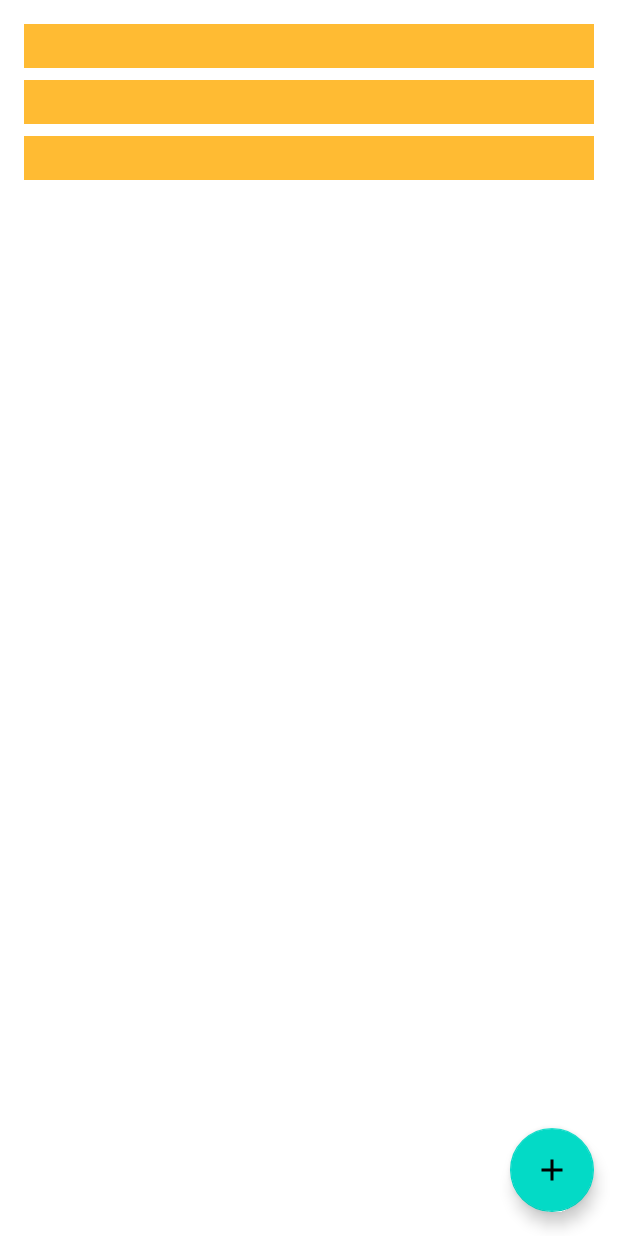
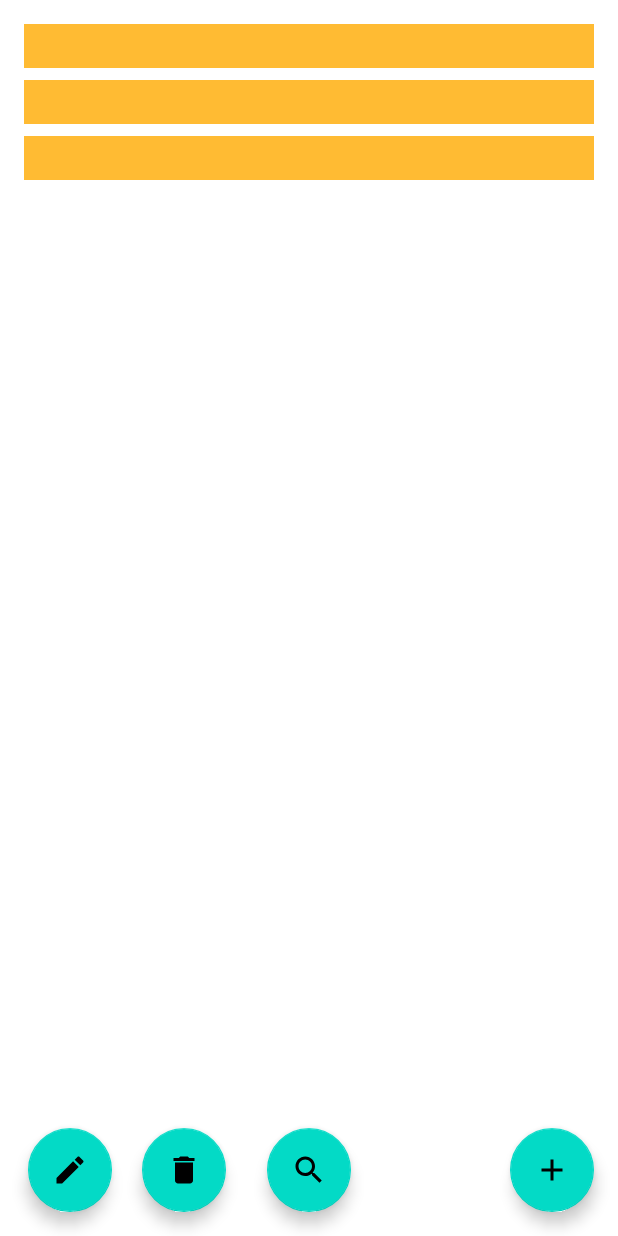
Before and after one commit to carlosmacho/RoomLab, an Android app: the layout activity_main.xml on its own in the app's theme, with its tools: preview values and no code run, on a phone screen of 412 x 824 dp. Run offline under Robolectric (Android 15) with nearby library versions, the phone set to English and light mode, and no system bars.

```diff
--- a/app/src/main/java/com/example/roomlab/Word.kt
+++ b/app/src/main/java/com/example/roomlab/Word.kt
@@ -5,4 +5,7 @@ import androidx.room.Entity
 import androidx.room.PrimaryKey
 
 @Entity(tableName = "word_table")
-data class Word(@PrimaryKey @ColumnInfo(name = "word") val word: String)
+data class Word(@ColumnInfo(name = "word") val word: String,
+                @ColumnInfo(name = "category") val category: String = "Categoria",
+                @PrimaryKey(autoGenerate = true) val id: Long? = null
+)
--- a/app/src/main/java/com/example/roomlab/WordListAdapter.kt
+++ b/app/src/main/java/com/example/roomlab/WordListAdapter.kt
@@ -17,14 +17,14 @@ class WordListAdapter : ListAdapter<Word, WordListAdapter.WordViewHolder>(WORDS_
 
     override fun onBindViewHolder(holder: WordViewHolder, position: Int) {
         val current = getItem(position)
-        holder.bind(current.word)
+        holder.bind(current.word, current.category)
     }
 
     class WordViewHolder(itemView: View) : RecyclerView.ViewHolder(itemView) {
         private val wordItemView: TextView = itemView.findViewById(R.id.textView)
 
-        fun bind(text: String?) {
-            wordItemView.text = text
+        fun bind(text: String?, category: String) {
+            wordItemView.text = text.plus("-".plus(category))
         }
 
         companion object {
--- a/app/src/main/java/com/example/roomlab/WordRepository.kt
+++ b/app/src/main/java/com/example/roomlab/WordRepository.kt
@@ -1,6 +1,7 @@
 package com.example.roomlab
 
 import androidx.annotation.WorkerThread
+import kotlinx.coroutines.CoroutineScope
 import kotlinx.coroutines.flow.Flow
 
 // Declares the DAO as a private property in the constructor. Pass in the DAO
@@ -10,6 +11,7 @@ class WordRepository(private val wordDao: WordDao) {
     // Room executes all queries on a separate thread.
     // Observed Flow will notify the observer when the data has changed.
     val allWords: Flow<List<Word>> = wordDao.getAlphabetizedWords()
+    val pWords: Flow<List<Word>> = wordDao.getP()
 
     // By default Room runs suspend queries off the main thread, therefore, we don't need to
     // implement anything else to ensure we're not doing long running database work
@@ -19,4 +21,7 @@ class WordRepository(private val wordDao: WordDao) {
     suspend fun insert(word: Word) {
         wordDao.insert(word)
     }
+
+    suspend fun updateLapis() = wordDao.updateLapis();
+    suspend fun deleteLapis() = wordDao.deleteLapis();
 }
--- /dev/null
+++ b/app/src/main/res/drawable/baseline_delete_24.xml
@@ -0,0 +1,5 @@
+<vector android:height="24dp" android:tint="#000000"
+    android:viewportHeight="24" android:viewportWidth="24"
+    android:width="24dp" xmlns:android="http://schemas.android.com/apk/res/android">
+    <path android:fillColor="@android:color/white" android:pathData="M6,19c0,1.1 0.9,2 2,2h8c1.1,0 2,-0.9 2,-2V7H6v12zM19,4h-3.5l-1,-1h-5l-1,1H5v2h14V4z"/>
+</vector>
--- /dev/null
+++ b/app/src/main/res/drawable/baseline_edit_24.xml
@@ -0,0 +1,5 @@
+<vector android:height="24dp" android:tint="#000000"
+    android:viewportHeight="24" android:viewportWidth="24"
+    android:width="24dp" xmlns:android="http://schemas.android.com/apk/res/android">
+    <path android:fillColor="@android:color/white" android:pathData="M3,17.25V21h3.75L17.81,9.94l-3.75,-3.75L3,17.25zM20.71,7.04c0.39,-0.39 0.39,-1.02 0,-1.41l-2.34,-2.34c-0.39,-0.39 -1.02,-0.39 -1.41,0l-1.83,1.83 3.75,3.75 1.83,-1.83z"/>
+</vector>
--- /dev/null
+++ b/app/src/main/res/drawable/baseline_search_24.xml
@@ -0,0 +1,5 @@
+<vector android:height="24dp" android:tint="#000000"
+    android:viewportHeight="24" android:viewportWidth="24"
+    android:width="24dp" xmlns:android="http://schemas.android.com/apk/res/android">
+    <path android:fillColor="@android:color/white" android:pathData="M15.5,14h-0.79l-0.28,-0.27C15.41,12.59 16,11.11 16,9.5 16,5.91 13.09,3 9.5,3S3,5.91 3,9.5 5.91,16 9.5,16c1.61,0 3.09,-0.59 4.23,-1.57l0.27,0.28v0.79l5,4.99L20.49,19l-4.99,-5zM9.5,14C7.01,14 5,11.99 5,9.5S7.01,5 9.5,5 14,7.01 14,9.5 11.99,14 9.5,14z"/>
+</vector>
--- a/app/src/main/res/layout/activity_main.xml
+++ b/app/src/main/res/layout/activity_main.xml
@@ -11,12 +11,14 @@
         android:id="@+id/recyclerview"
         android:layout_width="0dp"
         android:layout_height="0dp"
-        tools:listitem="@layout/recyclerview_item"
         android:padding="@dimen/big_padding"
         app:layout_constraintBottom_toBottomOf="parent"
+        app:layout_constraintHorizontal_bias="0.0"
         app:layout_constraintLeft_toLeftOf="parent"
         app:layout_constraintRight_toRightOf="parent"
-        app:layout_constraintTop_toTopOf="parent" />
+        app:layout_constraintTop_toTopOf="parent"
+        app:layout_constraintVertical_bias="0.0"
+        tools:listitem="@layout/recyclerview_item" />
 
     <com.google.android.material.floatingactionbutton.FloatingActionButton
         android:id="@+id/fab"
@@ -28,4 +30,44 @@
         android:contentDescription="@string/add_word"
         android:src="@drawable/baseline_add_24"/>
 
+    <com.google.android.material.floatingactionbutton.FloatingActionButton
+        android:id="@+id/listP"
+        android:layout_width="wrap_content"
+        android:layout_height="wrap_content"
+        android:layout_margin="16dp"
+        android:onClick="listAllPwords"
+        android:layout_marginBottom="16dp"
+        android:contentDescription="@string/listPwords"
+        android:src="@drawable/baseline_search_24"
+        app:layout_constraintBottom_toBottomOf="parent"
+        app:layout_constraintEnd_toEndOf="parent"
+        app:layout_constraintStart_toStartOf="parent" />
+
+    <com.google.android.material.floatingactionbutton.FloatingActionButton
+        android:id="@+id/deleteWord"
+        android:layout_width="wrap_content"
+        android:layout_height="wrap_content"
+        android:layout_margin="16dp"
+        android:layout_marginBottom="16dp"
+        android:contentDescription="@string/deleteWord"
+        android:onClick="deleteWord"
+        android:src="@drawable/baseline_delete_24"
+        app:layout_constraintBottom_toBottomOf="parent"
+        app:layout_constraintEnd_toStartOf="@+id/listP"
+        app:layout_constraintHorizontal_bias="0.877"
+        app:layout_constraintStart_toStartOf="parent" />
+
+    <com.google.android.material.floatingactionbutton.FloatingActionButton
+        android:id="@+id/updateWord"
+        android:layout_width="wrap_content"
+        android:layout_height="wrap_content"
+        android:layout_margin="16dp"
+        android:contentDescription="@string/updateWord"
+        android:onClick="updateWord"
+        android:src="@drawable/baseline_edit_24"
+        app:layout_constraintBottom_toBottomOf="parent"
+        app:layout_constraintEnd_toStartOf="@+id/deleteWord"
+        app:layout_constraintHorizontal_bias="0.41"
+        app:layout_constraintStart_toStartOf="parent" />
+
 </androidx.constraintlayout.widget.ConstraintLayout>
--- a/app/src/main/res/values/strings.xml
+++ b/app/src/main/res/values/strings.xml
@@ -5,4 +5,7 @@
     <string name="button_save">Save</string>
     <string name="empty_not_saved">Word not saved because it is empty.</string>
     <string name="add_word">Add word</string>
+    <string name="listPwords">Add word</string>
+    <string name="deleteWord">Add word</string>
+    <string name="updateWord">Add word</string>
 </resources>
```
Also changed, not shown: app/src/main/java/com/example/roomlab/MainActivity.kt (+21 -0 lines), app/src/main/java/com/example/roomlab/WordDao.kt (+11 -0 lines), app/src/main/java/com/example/roomlab/WordRoomDatabase.kt (+4 -3 lines), app/src/main/java/com/example/roomlab/WordViewModel.kt (+8 -0 lines).
